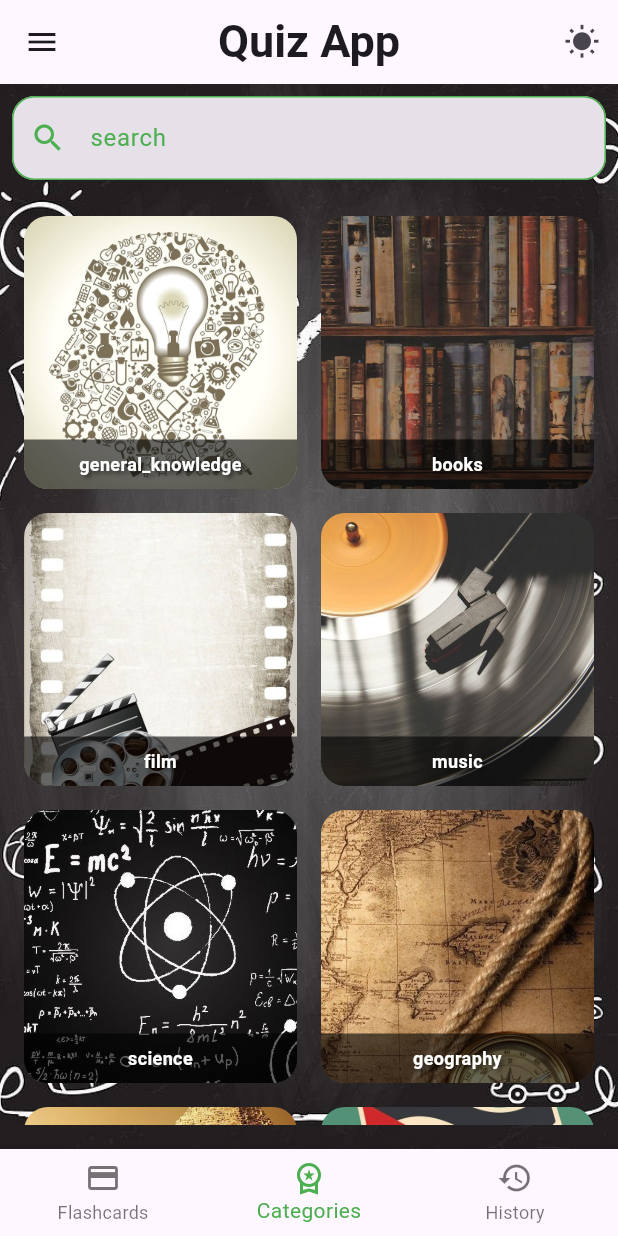
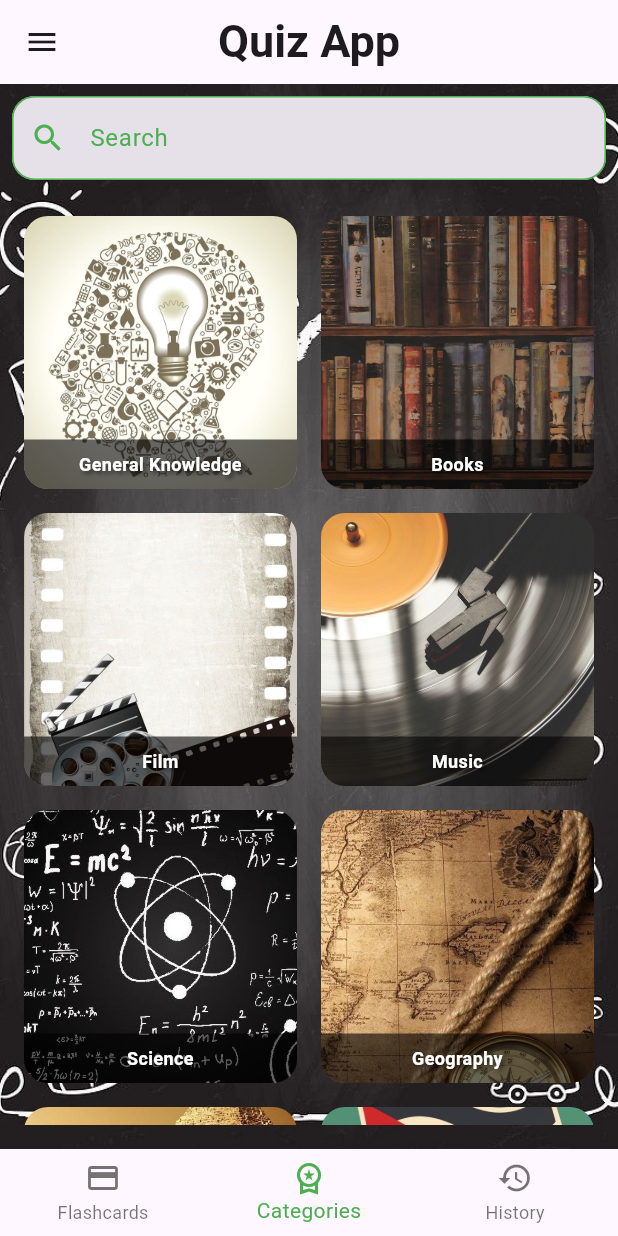
Before and after one commit to soutAhmedTayseer/CodeAlpha_Flashcard-QuizApp, a Flutter app: the screen it shows after launch, on a phone screen of 412 x 824 dp. Run offline on Flutter 3.47's test engine with Material 3 defaults, Android fonts, the phone set to English and light mode, and no system bars; our stand-ins replace animated_splash_screen, easy_localization, flutter_bloc, lottie, shared_preferences.

Commit message:
updating home and main for themes and translation

```diff
--- a/lib/home_layout.dart
+++ b/lib/home_layout.dart
@@ -3,8 +3,12 @@ import 'package:flutter_bloc/flutter_bloc.dart';
 import 'package:flutter_projects/flashcards_screen.dart';
 import 'package:flutter_projects/categories_screen.dart';
 import 'package:flutter_projects/history_screen.dart';
-import 'package:flutter_projects/states.dart';
+import 'package:flutter_projects/profile_screen.dart';
+import 'package:flutter_projects/themes_screen.dart';
+import 'about_screen.dart';
 import 'cubit.dart';
+import 'languages_translation_screen.dart';
+import 'states.dart'; // Ensure this import is correct
 
 class HomeLayout extends StatefulWidget {
   const HomeLayout({super.key});
@@ -16,7 +20,30 @@ class HomeLayout extends StatefulWidget {
 class _HomeLayoutState extends State<HomeLayout> {
   @override
   Widget build(BuildContext context) {
-    return BlocBuilder<AppCubit, AppStates>(
+    return BlocConsumer<AppCubit, AppStates>(
+      listener: (context, state) {
+        if (state is AppNavigateToProfileState) {
+          Navigator.push(
+            context,
+            MaterialPageRoute(builder: (context) => const ProfileScreen()),
+          );
+        } else if (state is AppNavigateToThemesState) {
+          Navigator.push(
+            context,
+            MaterialPageRoute(builder: (context) => const ThemesScreen()),
+          );
+        } else if (state is AppNavigateToLanguagesState) {
+          Navigator.push(
+            context,
+            MaterialPageRoute(builder: (context) => const LanguagesTranslationScreen()),
+          );
+        } else if (state is AppNavigateToAboutState) {
+          Navigator.push(
+            context,
+            MaterialPageRoute(builder: (context) => const AboutScreen()),
+          );
+        }
+      },
       builder: (context, state) {
         final appCubit = AppCubit.get(context);
         return MaterialApp(
@@ -29,14 +56,6 @@ class _HomeLayoutState extends State<HomeLayout> {
                 style: TextStyle(fontWeight: FontWeight.bold, fontSize: 30),
               ),
               centerTitle: true,
-              actions: [
-                IconButton(
-                  icon: Icon(appCubit.isDark ? Icons.brightness_3 : Icons.wb_sunny),
-                  onPressed: () {
-                    appCubit.toggleTheme();
-                  },
-                ),
-              ],
             ),
             body: Stack(
               children: [
@@ -73,41 +92,36 @@ class _HomeLayoutState extends State<HomeLayout> {
                     ),
                   ),
                   ListTile(
-                    leading: const Icon(Icons.home, color: Colors.green),
-                    title: const Text('Home'),
+                    leading: const Icon(Icons.person, color: Colors.green),
+                    title: const Text('Profile'),
                     onTap: () {
-                      // Handle navigation to Home screen
-                      Navigator.pop(context); // Close the drawer
+                      appCubit.navigateToProfile();
                     },
                   ),
                   ListTile(
-                    leading: const Icon(Icons.star, color: Colors.green),
-                    title: const Text('Favorites'),
+                    leading: const Icon(Icons.light_mode, color: Colors.green),
+                    title: const Text('Themes'),
                     onTap: () {
-                      // Handle navigation to Favorites screen
-                      Navigator.pop(context); // Close the drawer
+                      appCubit.navigateToThemes();
                     },
                   ),
                   ListTile(
-                    leading: const Icon(Icons.settings, color: Colors.green),
-                    title: const Text('Settings'),
+                    leading: const Icon(Icons.translate, color: Colors.green),
+                    title: const Text('Languages'),
                     onTap: () {
-                      // Handle navigation to Settings screen
-                      Navigator.pop(context); // Close the drawer
+                      appCubit.navigateToLanguages();
                     },
                   ),
                   ListTile(
                     leading: const Icon(Icons.info, color: Colors.green),
                     title: const Text('About'),
                     onTap: () {
-                      // Handle navigation to About screen
-                      Navigator.pop(context); // Close the drawer
+                      appCubit.navigateToAbout();
                     },
                   ),
                 ],
               ),
             ),
-
             bottomNavigationBar: BottomNavigationBar(
               currentIndex: appCubit.currentIndex,
               onTap: (index) => appCubit.changeIndex(index),
@@ -125,7 +139,7 @@ class _HomeLayoutState extends State<HomeLayout> {
                   label: 'History',
                 ),
               ],
-              selectedItemColor: Colors.green, // Highlight selected index
+              selectedItemColor: Colors.green,
             ),
           ),
         );
--- a/lib/main.dart
+++ b/lib/main.dart
@@ -2,10 +2,27 @@ import 'package:flutter/material.dart';
 import 'package:flutter_bloc/flutter_bloc.dart';
 import 'package:flutter_projects/cubit.dart';
 import 'package:flutter_projects/splash_screen.dart';
+import 'package:easy_localization/easy_localization.dart';
 
-void main() {
-  runApp(const MyApp());
+void main() async {
+  WidgetsFlutterBinding.ensureInitialized();
+  await EasyLocalization.ensureInitialized();
+
+  runApp(
+    EasyLocalization(
+      supportedLocales: const [
+        Locale('en', ''), // English (United States)
+        Locale('es', ''), // Spanish (Spain)
+        Locale('ar', ''), // Arabic (Saudi Arabia)
+        Locale('fr', ''), // French (France)
+      ],
+      path: 'assets/lang', // Path to localization files
+      fallbackLocale: const Locale('en', ''), // Fallback locale
+      child: const MyApp(),
+    ),
+  );
 }
+
 
 class MyApp extends StatelessWidget {
   const MyApp({super.key});
@@ -14,9 +31,12 @@ class MyApp extends StatelessWidget {
   Widget build(BuildContext context) {
     return BlocProvider(
       create: (context) => AppCubit(),
-      child: const MaterialApp(
+      child: MaterialApp(
         debugShowCheckedModeBanner: false,
-        home: SplashScreen(),
+        locale: context.locale,  // Set locale
+        supportedLocales: context.supportedLocales,  // Set supported locales
+        localizationsDelegates: context.localizationDelegates,  // Load localizations
+        home: const SplashScreen(),
       ),
     );
   }
```
Also changed, not shown: 1 other file.
